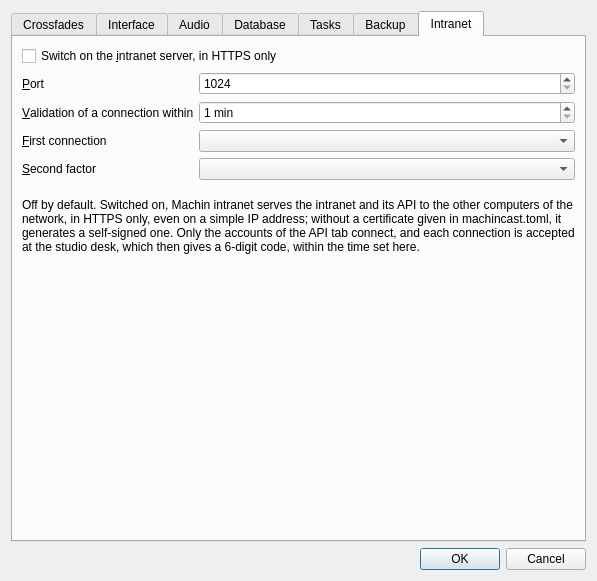
The window that src/machincast/interface/ui/preferences.ui (dascritch/machincast) describes before a commit, drawn with Qt 5.
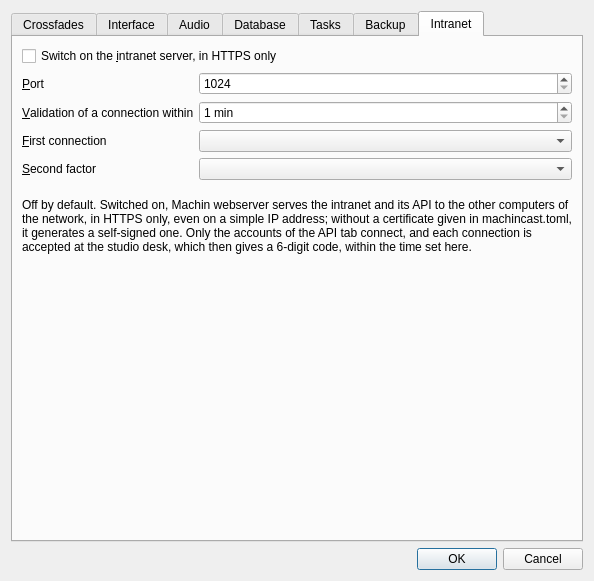
The same window after the commit. The open tabs and pages were chosen to show the change.

Commit message: refactor: « Machin intranet » devient « Machin webserver »

What changed in the file:
```diff
--- a/src/machincast/interface/ui/preferences.ui
+++ b/src/machincast/interface/ui/preferences.ui
@@ -863,7 +863,7 @@
        <item>
         <widget class="QLabel" name="intranet_explanation">
          <property name="text">
-          <string>Off by default. Switched on, Machin intranet serves the intranet and its API to the other computers of the network, in HTTPS only, even on a simple IP address; without a certificate given in machincast.toml, it generates a self-signed one. Only the accounts of the API tab connect, and each connection is accepted at the studio desk, which then gives a 6-digit code, within the time set here.</string>
+          <string>Off by default. Switched on, Machin webserver serves the intranet and its API to the other computers of the network, in HTTPS only, even on a simple IP address; without a certificate given in machincast.toml, it generates a self-signed one. Only the accounts of the API tab connect, and each connection is accepted at the studio desk, which then gives a 6-digit code, within the time set here.</string>
          </property>
          <property name="wordWrap">
           <bool>true</bool>
```
The commit also changes 134 other files.
